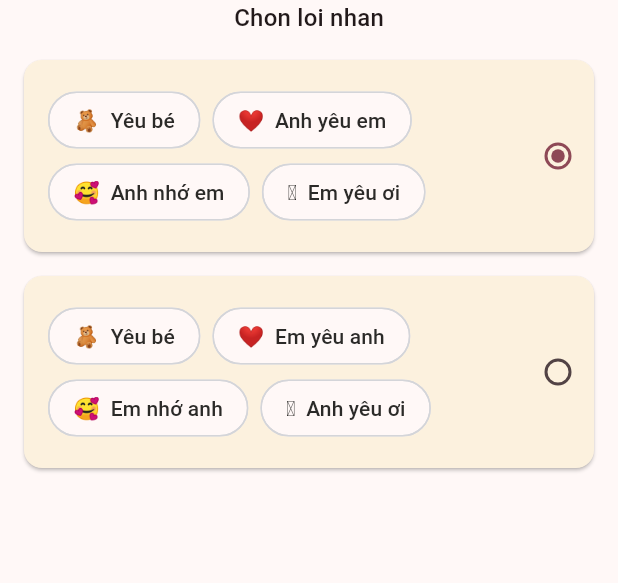
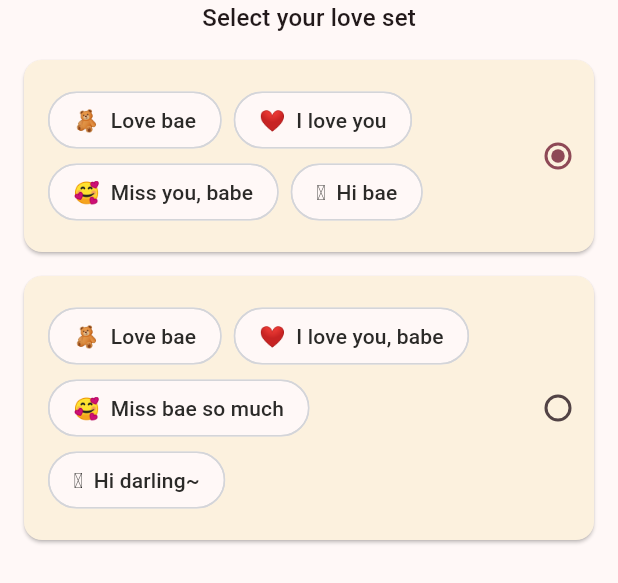
Before and after one commit to mith2000/couple_wallet, a Flutter app: the ShortcutBottomSheetView widget shown alone on an empty page, opened directly, on a phone screen of 412 x 824 dp. Shown: the top 583 px of the screen. Run offline on Flutter 3.47's test engine with Material 3 defaults, Android fonts, the phone set to English and light mode, and no system bars; our stand-ins replace connectivity_plus, flutter_form_builder, flutter_native_splash, flutter_slidable, flutter_svg, gap and 6 more; accounts and stored records are empty; generated files the repository leaves out were written again.

Commit message:
Refactor code

```diff
--- a/lib/app/components/feature/shortcut/bottomSheet/shortcut_bottom_sheet_controller.dart
+++ b/lib/app/components/feature/shortcut/bottomSheet/shortcut_bottom_sheet_controller.dart
@@ -5,6 +5,7 @@ import 'package:get/get.dart';
 
 import '../../../../../data/src/keys/app_key.dart';
 import '../../../../../data/src/services/app_shared_pref.dart';
+import '../../../../../resources/resources.dart';
 
 part 'shortcut_bottom_sheet_view.dart';
 
@@ -58,18 +59,18 @@ enum ShortcutSet {
 
 class ShortcutPredefined {
   static final List<String> shortcutContent1st = [
-    '🧸  Yêu bé',
-    '❤️  Anh yêu em',
-    '🥰  Anh nhớ em',
-    '🫦  Em yêu ơi',
+    R.strings.maleShortcut1.tr,
+    R.strings.maleShortcut2.tr,
+    R.strings.maleShortcut3.tr,
+    R.strings.maleShortcut4.tr,
     // Last item for open bottom sheet
     '...',
   ];
   static final List<String> shortcutContent2nd = [
-    '🧸  Yêu bé',
-    '❤️  Em yêu anh',
-    '🥰  Em nhớ anh',
-    '🫦  Anh yêu ơi',
+    R.strings.femaleShortcut1.tr,
+    R.strings.femaleShortcut2.tr,
+    R.strings.femaleShortcut3.tr,
+    R.strings.femaleShortcut4.tr,
     // Last item for open bottom sheet
     '...',
   ];
--- a/lib/app/components/feature/shortcut/bottomSheet/shortcut_bottom_sheet_view.dart
+++ b/lib/app/components/feature/shortcut/bottomSheet/shortcut_bottom_sheet_view.dart
@@ -25,7 +25,7 @@ class ShortcutBottomSheetView extends GetView<ShortcutBottomSheetController> {
       child: Column(
         children: [
           Text(
-            "Chon loi nhan",
+            R.strings.selectShortcut.tr,
             style: Theme.of(context).textTheme.titleMedium,
           ),
           _shortcutSetCard(
--- a/lib/resources/strings/intl_en.arb
+++ b/lib/resources/strings/intl_en.arb
@@ -14,5 +14,14 @@
   "yourPartnerAddress": "Your partner address",
   "pleaseInputYourPartnerAddress": "Please input your partner's address",
   "loverAddress": "Lover's address",
-  "loverAddressSubtitle": "Setup the addresses for sending love"
+  "loverAddressSubtitle": "Setup the addresses for sending love",
+  "selectShortcut": "Select your love set",
+  "maleShortcut1": "🧸  Love bae",
+  "maleShortcut2": "❤️  I love you",
+  "maleShortcut3": "🥰  Miss you, babe",
+  "maleShortcut4": "🫦  Hi bae",
+  "femaleShortcut1": "🧸  Love bae",
+  "femaleShortcut2": "❤️  I love you, babe",
+  "femaleShortcut3": "🥰  Miss bae so much",
+  "femaleShortcut4": "🫦  Hi darling~"
 }
--- a/lib/resources/strings/intl_vi.arb
+++ b/lib/resources/strings/intl_vi.arb
@@ -14,5 +14,14 @@
   "yourPartnerAddress": "Địa chỉ người yêu bạn",
   "pleaseInputYourPartnerAddress": "Vui lòng điền địa chỉ người yêu bạn",
   "loverAddress": "Địa chỉ người yêu",
-  "loverAddressSubtitle": "Thiết lập địa chỉ gửi yêu thương"
+  "loverAddressSubtitle": "Thiết lập địa chỉ gửi yêu thương",
+  "selectShortcut": "Chọn bộ yêu thương",
+  "maleShortcut1": "🧸  Yêu bé",
+  "maleShortcut2": "❤️  Anh yêu em",
+  "maleShortcut3": "🥰  Anh nhớ em",
+  "maleShortcut4": "🫦  Em yêu ơi",
+  "femaleShortcut1": "🧸  Yêu bé",
+  "femaleShortcut2": "❤️  Em yêu anh",
+  "femaleShortcut3": "🥰  Em nhớ anh",
+  "femaleShortcut4": "🫦  Anh yêu ơi"
 }
```
